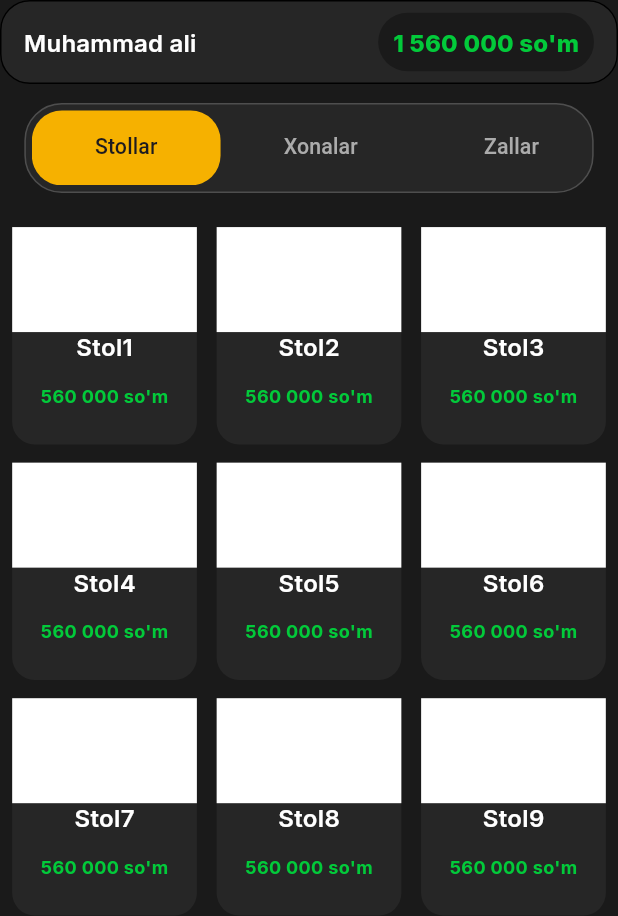
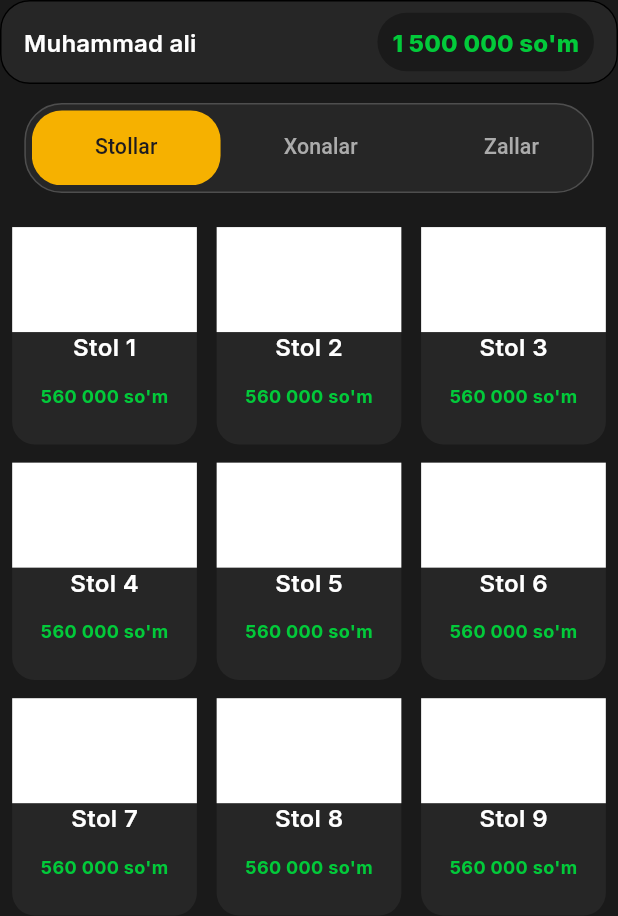
Before and after one commit to Yoshlar-Texnoparki/cafeapp, a Flutter app: the screen it shows after launch, after a tap on "Yangi buyurtma", on a phone screen of 412 x 824 dp. Shown: the top 916 px of the screen. Run offline on Flutter 3.47's test engine with Material 3 defaults, Android fonts, the phone set to English and light mode, and no system bars; our stand-ins replace easy_localization, flutter_screenutil, google_fonts, shared_preferences.

```diff
--- a/lib/main.dart
+++ b/lib/main.dart
@@ -1,13 +1,30 @@
 import 'package:cafeapp/src/ui/auth/login_screen.dart';
-import 'package:cafeapp/src/ui/food/foods_screen.dart';
-import 'package:cafeapp/src/ui/main/home/home_screen.dart';
 import 'package:cafeapp/src/ui/main/main_screen.dart';
 import 'package:flutter/material.dart';
 import 'package:flutter_screenutil/flutter_screenutil.dart';
+import 'package:easy_localization/easy_localization.dart';
 
-void main() {
+void main() async {
   WidgetsFlutterBinding.ensureInitialized();
-  runApp( MyApp());
+
+  // EasyLocalization initialize
+  await EasyLocalization.ensureInitialized();
+
+  runApp(
+    EasyLocalization(
+      supportedLocales: const [
+        Locale('en'),
+        Locale('uz'),
+        Locale('ru'),
+        Locale('kr'),
+      ],
+      path: 'assets/translations', // JSON files path
+      fallbackLocale: const Locale('uz'),
+      startLocale: Locale('uz'),
+      saveLocale: true,
+      child: const MyApp(),
+    ),
+  );
 }
 
 class MyApp extends StatelessWidget {
@@ -23,9 +40,16 @@ class MyApp extends StatelessWidget {
         return MaterialApp(
           debugShowCheckedModeBanner: false,
           title: 'Cafe App',
+
+          // EasyLocalization qo‘shildi
+          localizationsDelegates: context.localizationDelegates,
+          supportedLocales: context.supportedLocales,
+          locale: context.locale,
+
           theme: ThemeData(
             primarySwatch: Colors.orange,
-            textTheme: Typography.englishLike2018.apply(fontSizeFactor: 1.sp),
+            textTheme:
+            Typography.englishLike2018.apply(fontSizeFactor: 1.sp),
           ),
           home: child,
         );
--- a/lib/src/ui/main/home/home_screen.dart
+++ b/lib/src/ui/main/home/home_screen.dart
@@ -4,6 +4,7 @@ import 'package:cafeapp/src/theme/app_style.dart';
 import 'package:cafeapp/src/ui/food/foods_screen.dart';
 import 'package:cafeapp/src/ui/main/home/room/room_screen.dart';
 import 'package:cafeapp/src/widget/button_widget.dart';
+import 'package:easy_localization/easy_localization.dart';
 import 'package:flutter/material.dart';
 import 'package:flutter_screenutil/flutter_screenutil.dart';
 
@@ -41,7 +42,7 @@ class _HomeScreenState extends State<HomeScreen> with TickerProviderStateMixin{
                 color: AppColors.background,
                 borderRadius: BorderRadius.circular(20)
               ),
-                child: Text("1 560 000 so'm", style: AppStyle.font800(AppColors.green))),
+                child: Text("1 500 000 "+'home.text1'.tr(), style: AppStyle.font800(AppColors.green))),
           ],
         ),
         shape: OutlineInputBorder(
@@ -82,13 +83,13 @@ class _HomeScreenState extends State<HomeScreen> with TickerProviderStateMixin{
                               height: 70,
                               color: Colors.white,
                             ),
-                            Text("Stol${index + 1}",
+                            Text("Stol ${index + 1}".tr(),
                                 style: AppStyle.font600(AppColors.white)),
                             Container(
                               margin: EdgeInsets.only(top: 12.sp),
                               padding: EdgeInsets.all(4),
                               child: Text(
-                                "560 000 so'm",
+                                "560 000 "+"home.text1".tr(),
                                 style: AppStyle.font400Bold(AppColors.green),
                               ),
                             ),
@@ -127,7 +128,7 @@ class _HomeScreenState extends State<HomeScreen> with TickerProviderStateMixin{
                                   margin: EdgeInsets.only(top: 12.sp),
                                   padding: EdgeInsets.all(4),
                                   child: Text(
-                                    "560 000 so'm",
+                                    "560 000 "+"home.text1".tr(),
                                     style: AppStyle.font400Bold(AppColors.green),
                                   ),
                                 ),
@@ -166,7 +167,7 @@ class _HomeScreenState extends State<HomeScreen> with TickerProviderStateMixin{
                                   margin: EdgeInsets.only(top: 12.sp),
                                   padding: EdgeInsets.all(4),
                                   child: Text(
-                                    "560 000 so'm",
+                                    "560 000 "+"home.text1".tr(),
                                     style: AppStyle.font400Bold(AppColors.green),
                                   ),
                                 ),
@@ -205,7 +206,7 @@ class _HomeScreenState extends State<HomeScreen> with TickerProviderStateMixin{
                                   margin: EdgeInsets.only(top: 12.sp),
                                   padding: EdgeInsets.all(4),
                                   child: Text(
-                                    "560 000 so'm",
+                                    "560 000 "+"home.text1".tr(),
                                     style: AppStyle.font400Bold(AppColors.green),
                                   ),
                                 ),
@@ -218,7 +219,7 @@ class _HomeScreenState extends State<HomeScreen> with TickerProviderStateMixin{
               ]),
             ),
           ),
-          ButtonWidget(text: "Yangi buyurtma", textColor: AppColors.white, backgroundColor: AppColors.buttonColor, onTap: (){})
+          ButtonWidget(text: "home.text2".tr(), textColor: AppColors.white, backgroundColor: AppColors.buttonColor, onTap: (){})
         ],
       ),
 
@@ -243,11 +244,11 @@ class _HomeScreenState extends State<HomeScreen> with TickerProviderStateMixin{
           dividerColor: Colors.transparent,
           unselectedLabelColor: AppColors.grey,
           controller: _tabController,
-          tabs: const [
-            Text("Stollar"),
-            Text("Xonalar"),
-            Text("Zallar"),
-            Text("Sorilar"),
+          tabs:  [
+            Text("home.text3".tr()),
+            Text("home.text4".tr()),
+            Text("home.text5".tr()),
+            Text("home.text6".tr()),
           ],
         ),
       ),
--- a/lib/src/ui/main/main_screen.dart
+++ b/lib/src/ui/main/main_screen.dart
@@ -1,5 +1,6 @@
 import 'package:cafeapp/src/theme/app_colors.dart';
 import 'package:cafeapp/src/ui/main/home/home_screen.dart';
+import 'package:easy_localization/easy_localization.dart';
 import 'package:flutter/material.dart';
 
 class MainScreen extends StatefulWidget {
@@ -34,9 +35,9 @@ class _MainScreenState extends State<MainScreen> {
           },
           backgroundColor: AppColors.inputColor,
             items: [
-          BottomNavigationBarItem(icon: Icon(Icons.home),label: 'Asosiy'),
-          BottomNavigationBarItem(icon: Icon(Icons.cookie),label: 'Taomlar'),
-          BottomNavigationBarItem(icon: Icon(Icons.receipt),label: 'Cheklar'),
+          BottomNavigationBarItem(icon: Icon(Icons.home),label: 'main.text1'.tr()),
+          BottomNavigationBarItem(icon: Icon(Icons.cookie),label: 'main.text2'.tr()),
+          BottomNavigationBarItem(icon: Icon(Icons.receipt),label: 'main.text3'.tr()),
         ]),
       ),
     );
```
Also changed, not shown: assets/translations/en.json (+21 -0 lines), assets/translations/kr.json (added, +21 -0 lines), assets/translations/ru.json (+21 -0 lines), assets/translations/uz.json (+21 -0 lines), lib/src/ui/auth/login_screen.dart (+5 -4 lines), pubspec.yaml (+4 -4 lines), pubspec.lock, 1 other file.
